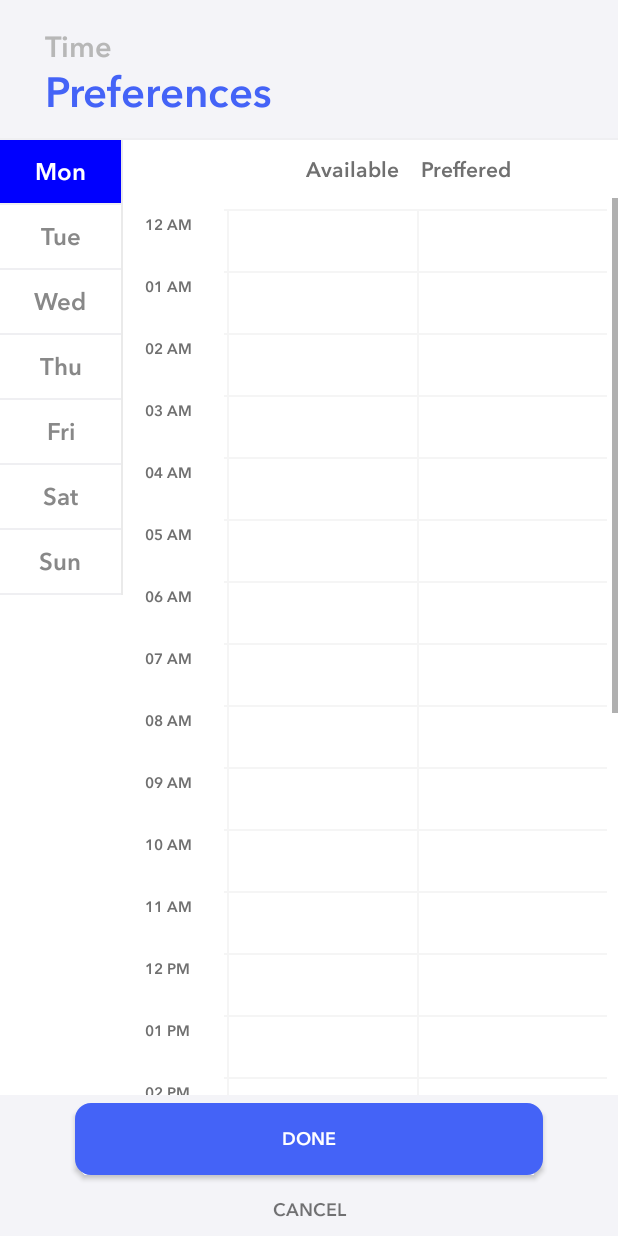
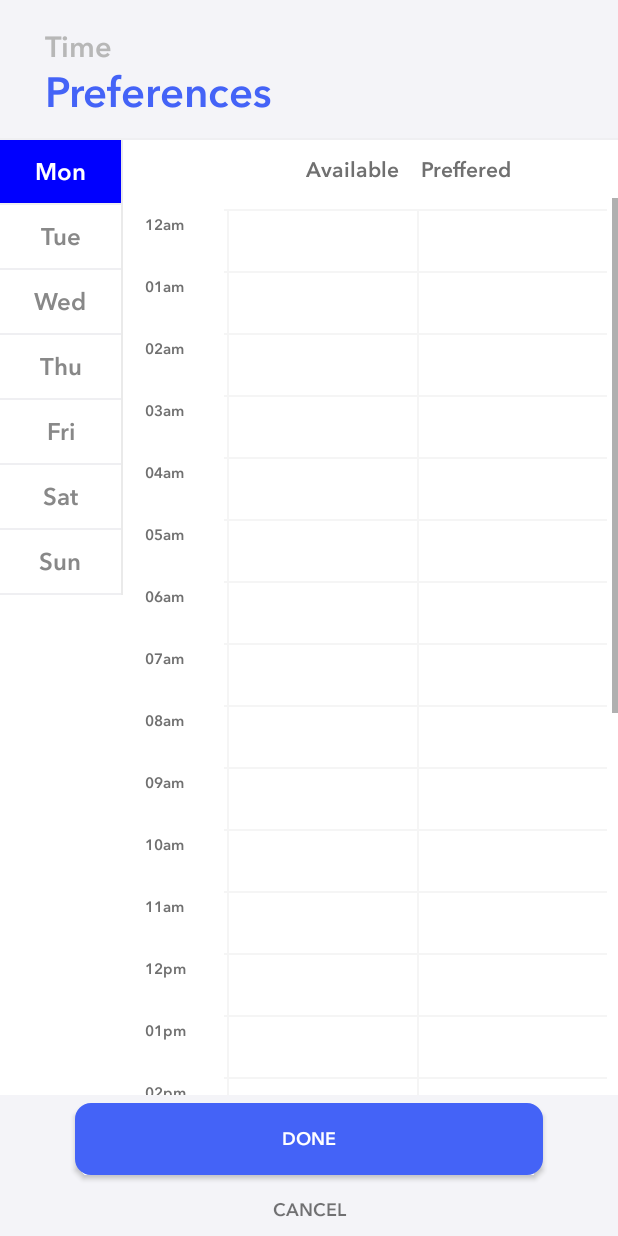
Before and after one commit to harmeet2101/ZingLabs_Android, an Android app: the PreferenceCalenderActivity screen opened directly, with no data from a screen before it, after a tap on "Mon", on a phone screen of 412 x 824 dp. Run offline under Robolectric (Android 15) with nearby library versions, the phone set to English and light mode, and no system bars; our stand-ins replace ButterKnife.

Commit message:
bug fixing on prefcal

```diff
--- a/app/src/main/java/com/zing/activity/PreferenceCalenderActivity.java
+++ b/app/src/main/java/com/zing/activity/PreferenceCalenderActivity.java
@@ -62,9 +62,9 @@ public class  PreferenceCalenderActivity extends BaseActivity implements WeekDay
 
     TimeBean timeBean;
     ArrayList<TimeBean> timeList;
-    String time[] = {"12 am", "01 am","02 am","03 am", "04 am","05 am","06 am","07 am", "08 am","09 am","10 am",
-            "11 am","12 pm", "01 pm","02 pm","03 pm", "04 pm","05 pm", "06 pm","07 pm", "08 pm","09 pm", "10 pm",
-            "11 pm","12 am"};
+    String time[] = {"12am", "01am","02am","03am", "04am","05am","06am","07am", "08am","09am","10am",
+            "11am","12pm", "01pm","02pm","03pm", "04pm","05pm", "06pm","07pm", "08pm","09pm", "10pm",
+            "11pm","12am"};
 
     @BindView(R.id.tvSkipStep)
     TextView tvSkipStep;
@@ -128,7 +128,7 @@ public class  PreferenceCalenderActivity extends BaseActivity implements WeekDay
         timeList.clear();
 
         for (int i = 0; i < time.length; i++) {
-            timeBean = new TimeBean(time[i].toUpperCase(), false, false);
+            timeBean = new TimeBean(time[i], false, false);
             timeList.add(timeBean);
         }
 
```
